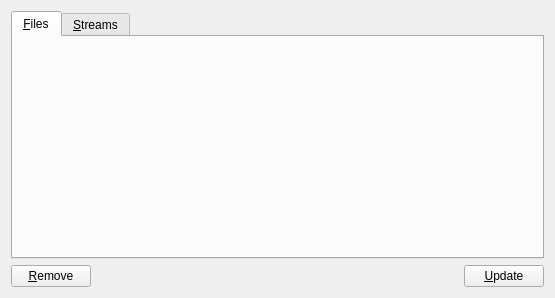
First picture: the form in favoriteswindow.ui, repository mpc-qt/mpc-qt, before the edit.
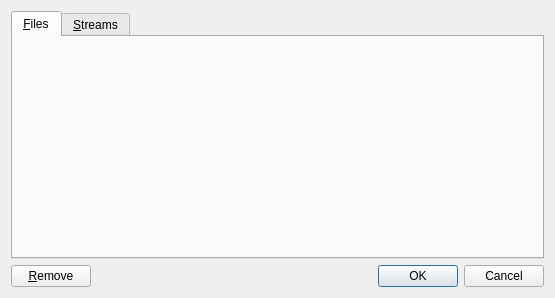
Second picture: the form after the edit.

Commit message:
Replace the Favorites window Update button by standard OK Cancel buttons
Cancel also restores the favorites when opening the Favorites window
again.

```diff
--- a/favoriteswindow.ui
+++ b/favoriteswindow.ui
@@ -54,9 +54,9 @@
     </spacer>
    </item>
    <item row="1" column="2">
-    <widget class="QPushButton" name="update">
-     <property name="text">
-      <string>&amp;Update</string>
+    <widget class="QDialogButtonBox" name="buttonBox">
+     <property name="standardButtons">
+      <set>QDialogButtonBox::StandardButton::Cancel|QDialogButtonBox::StandardButton::Ok</set>
      </property>
     </widget>
    </item>
```
The commit also changes 4 other files.
